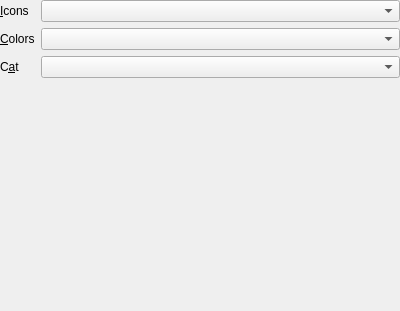
First picture: the form in launcher/ui/widgets/ThemeCustomizationWidget.ui, repository FreesmTeam/FreesmLauncher, before the edit.
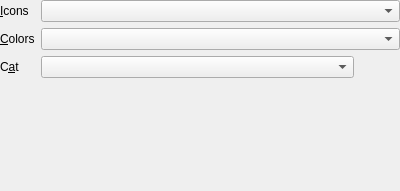
Second picture: the form after the edit. Icons and pictures are not drawn.

The edit to the form file:
```diff
--- a/launcher/ui/widgets/ThemeCustomizationWidget.ui
+++ b/launcher/ui/widgets/ThemeCustomizationWidget.ui
@@ -7,7 +7,7 @@
     <x>0</x>
     <y>0</y>
     <width>400</width>
-    <height>311</height>
+    <height>191</height>
    </rect>
   </property>
   <property name="windowTitle">
@@ -86,6 +86,8 @@
     </widget>
    </item>
    <item row="2" column="1">
+    <layout class="QHBoxLayout" name="horizontalLayout">
+     <item>
     <widget class="QComboBox" name="backgroundCatComboBox">
      <property name="sizePolicy">
       <sizepolicy hsizetype="Expanding" vsizetype="Fixed">
@@ -96,7 +98,29 @@
      <property name="focusPolicy">
       <enum>Qt::StrongFocus</enum>
      </property>
-    </widget>
+       <property name="toolTip">
+        <string>The cat appears in the background and is not shown by default. It is only made visible when pressing the Cat button in the Toolbar.</string>
+       </property>
+      </widget>
+     </item>
+     <item>
+      <widget class="QPushButton" name="catInfoLabel">
+       <property name="toolTip">
+        <string>The cat appears in the background and is not shown by default. It is only made visible when pressing the Cat button in the Toolbar.</string>
+       </property>
+       <property name="text">
+        <string/>
+       </property>
+       <property name="icon">
+        <iconset theme="about">
+         <normaloff>.</normaloff>.</iconset>
+       </property>
+       <property name="flat">
+        <bool>true</bool>
+       </property>
+      </widget>
+     </item>
+    </layout>
    </item>
   </layout>
  </widget>
```
Left out of the diff: 3 changed lines with no effect on the pictures. Lines whose indentation alone changed are shown as unchanged.
